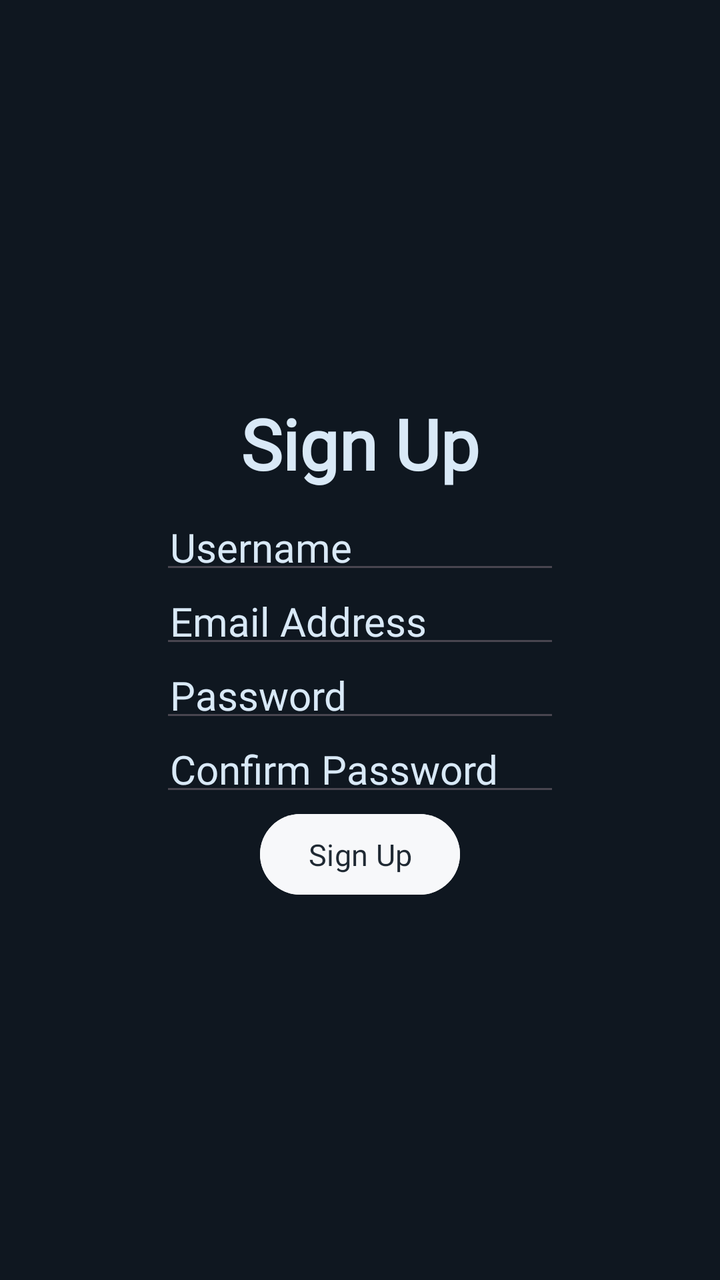
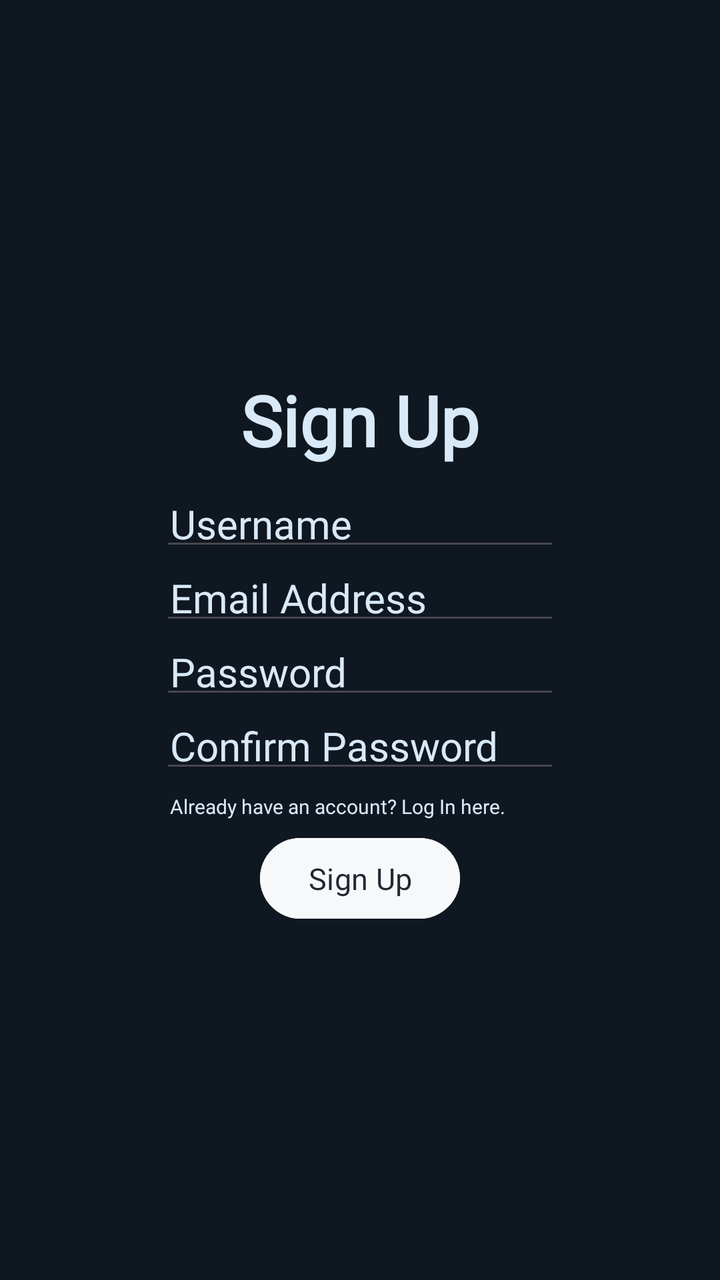

The first picture is an Android layout as it rendered before a commit; the second is the same layout after the commit. The layout source and the unified diff follow.
<!-- AndroidManifest.xml: application theme Theme.MyApplication -->
<!-- res/layout/activity_registration.xml -->
<?xml version="1.0" encoding="utf-8"?>
<LinearLayout xmlns:android="http://schemas.android.com/apk/res/android"
    xmlns:app="http://schemas.android.com/apk/res-auto"
    xmlns:tools="http://schemas.android.com/tools"
    android:id="@+id/main"
    android:layout_width="match_parent"
    android:layout_height="match_parent"
    android:orientation="vertical"
    android:gravity="center"
    android:background="#0F1720"
    tools:context=".Registration">

    <TextView
        android:id="@+id/signUpTv"
        android:layout_width="wrap_content"
        android:layout_height="wrap_content"
        android:padding="10dp"
        android:text="Sign Up"
        android:textStyle="bold"
        android:fontFamily="@font/inter_variablefont_opsz_wght"
        android:textColor="#D9E9F7"
        android:textSize="35sp"/>

    <EditText
        android:id="@+id/usernameSUTv"
        android:layout_width="200dp"
        android:layout_height="wrap_content"
        android:hint="Username"
        android:inputType="text"
        android:fontFamily="@font/inter_variablefont_opsz_wght"
        android:padding="5dp"
        android:textColorHint="#D9E9F7"
        android:textSize="20sp" />

    <EditText
        android:id="@+id/emailSUTv"
        android:layout_width="200dp"
        android:layout_height="wrap_content"
        android:hint="Email Address"
        android:inputType="text"
        android:fontFamily="@font/inter_variablefont_opsz_wght"
        android:padding="5dp"
        android:textColorHint="#D9E9F7"
        android:textSize="20sp" />

    <EditText
        android:id="@+id/passwordSUTv"
        android:layout_width="200dp"
        android:layout_height="wrap_content"
        android:hint="Password"
        android:fontFamily="@font/inter_variablefont_opsz_wght"
        android:inputType="text"
        android:padding="5dp"
        android:textColorHint="#D9E9F7"
        android:textSize="20sp" />

    <EditText
        android:id="@+id/confirmPasswordSUTv"
        android:layout_width="200dp"
        android:layout_height="wrap_content"
        android:hint="Confirm Password"
        android:fontFamily="@font/inter_variablefont_opsz_wght"
        android:inputType="text"
        android:padding="5dp"
        android:textColorHint="#D9E9F7"
        android:textSize="20sp" />

    <Button
        android:id="@+id/signUpBtn"
        android:layout_width="100dp"
        android:layout_height="wrap_content"
        android:padding="10dp"
        android:text="Sign Up"
        android:fontFamily="@font/inter_variablefont_opsz_wght"
        android:textColor="#1F2933"
        android:textSize="15sp"
        android:backgroundTint="#F7F8FA"/>

</LinearLayout>
<!-- resources referenced by this layout -->
<resources>
  <style name="Theme.MyApplication" parent="Base.Theme.MyApplication" />
  <style name="Base.Theme.MyApplication" parent="Theme.Material3.DayNight.NoActionBar">
          
          
      </style>
</resources>

<!-- the commit's change to res/layout/activity_registration.xml (unified diff, before → after) -->
@@ -8,7 +8,7 @@
     android:orientation="vertical"
     android:gravity="center"
     android:background="#0F1720"
-    tools:context=".Registration">
+    tools:context=".RegistrationActivity">
 
     <TextView
         android:id="@+id/signUpTv"
@@ -65,6 +65,16 @@
         android:textColorHint="#D9E9F7"
         android:textSize="20sp" />
 
+    <TextView
+        android:id="@+id/loginTv"
+        android:layout_width="200dp"
+        android:layout_height="wrap_content"
+        android:padding="5dp"
+        android:text="Already have an account? Log In here."
+        android:fontFamily="@font/inter_variablefont_opsz_wght"
+        android:textColor="#D9E9F7"
+        android:textSize="10sp" />
+
     <Button
         android:id="@+id/signUpBtn"
         android:layout_width="100dp"
